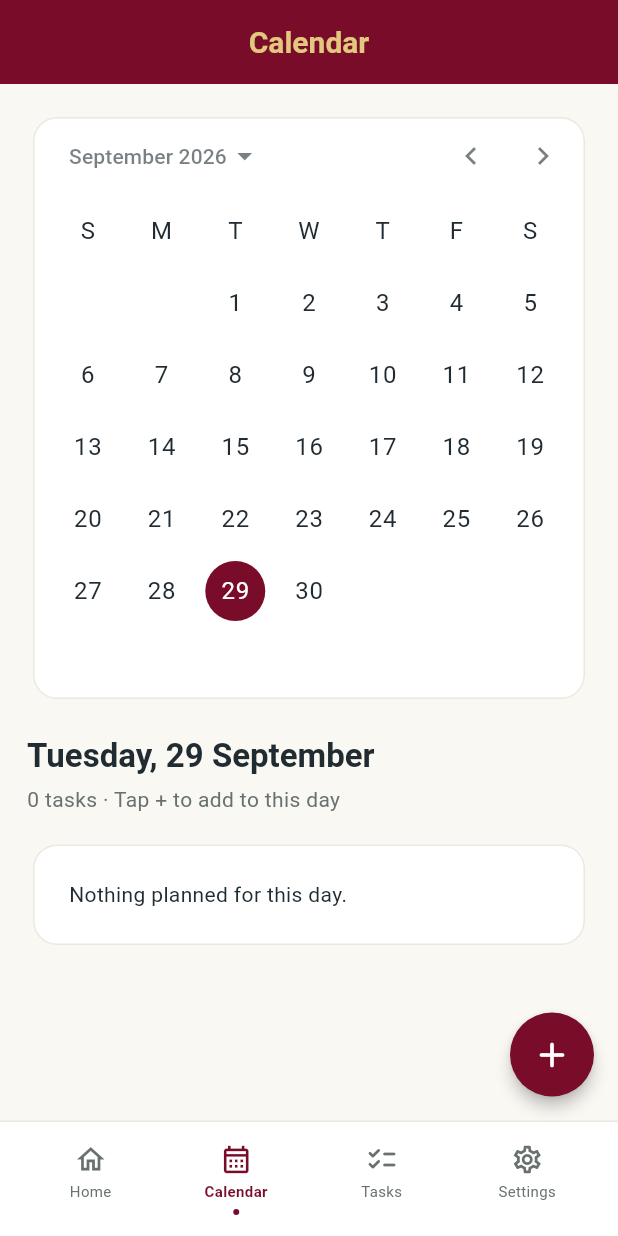
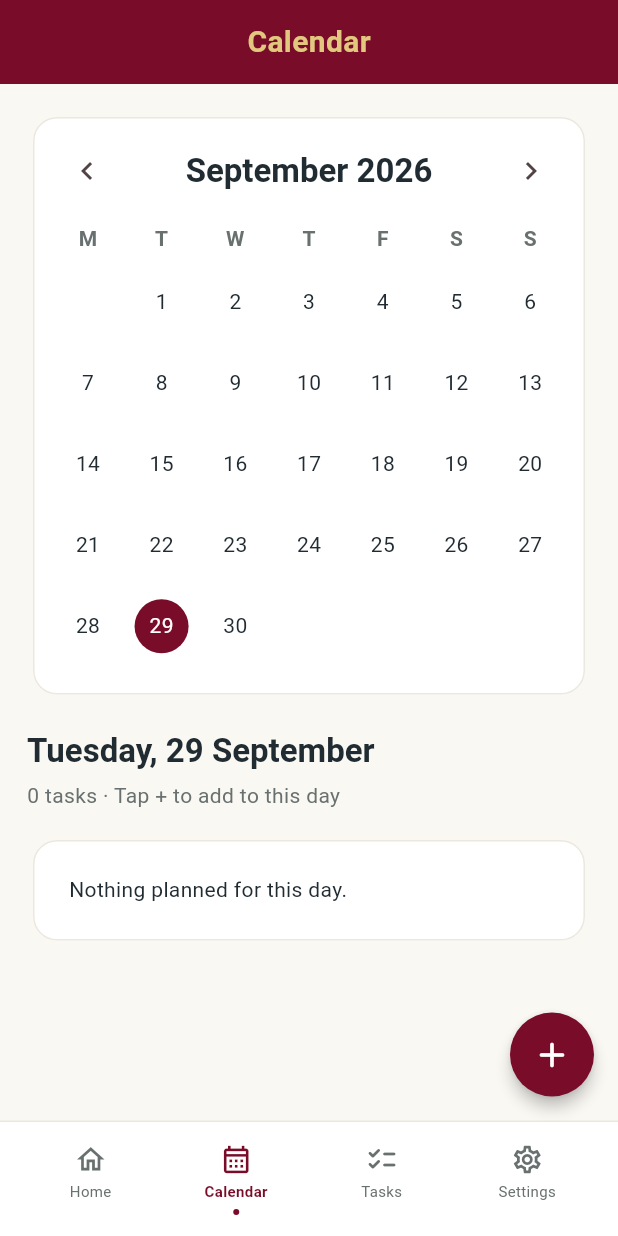
Before and after one commit to sureshaniyer-boop/ShanReminder, a Flutter app: the screen it shows after launch, swiped to page 2, on a phone screen of 412 x 824 dp. Run offline on Flutter 3.47's test engine with Material 3 defaults, Android fonts, the phone set to English and light mode, and no system bars; our stand-ins replace file_picker, flutter_local_notifications, flutter_timezone, google_sign_in, share_plus, shared_preferences and 1 more.

Commit message:
Fix swipe viewport, fixed home summary, and calendar task dots

```diff
--- a/lib/screens/home_screen.dart
+++ b/lib/screens/home_screen.dart
@@ -1,4 +1,5 @@
 import 'package:flutter/material.dart';
+import 'package:flutter/services.dart';
 import 'package:intl/intl.dart';
 
 import '../models/task.dart';
@@ -47,6 +48,7 @@ class _HomeScreenState extends State<HomeScreen> {
   int _index = 0;
   final PageController _pages = PageController();
   DateTime _selectedDate = DateUtils.dateOnly(DateTime.now());
+  DateTime _visibleMonth = DateTime(DateTime.now().year, DateTime.now().month);
 
   @override
   void dispose() {
@@ -69,8 +71,10 @@ class _HomeScreenState extends State<HomeScreen> {
   Widget build(BuildContext context) {
     final pages = [
       _dashboard(),
-      _calendar(),
-      _allTasks(),
+      _titledPage('Calendar', _calendar()),
+      _titledPage('Tasks', _allTasks()),
+      _titledPage(
+        'Settings',
         SettingsScreen(
           themeName: widget.themeName,
           preferenceSymbol: widget.preferenceSymbol,
@@ -83,25 +87,17 @@ class _HomeScreenState extends State<HomeScreen> {
           onPreferenceSymbolChanged: widget.onPreferenceSymbolChanged,
           onTitleChanged: widget.onTitleChanged,
         ),
+      ),
     ];
     final todayHasTasks = widget.tasks.any(
       (t) => _sameDay(t.dueAt, DateTime.now()),
     );
     return Scaffold(
-      appBar: _index == 0
-          ? null
-          : AppBar(
-              title: Text(['Home', 'Calendar', 'Tasks', 'Settings'][_index]),
-            ),
-      body: SafeArea(
-        top: _index != 0,
-        bottom: false,
-        child: PageView(
+      body: PageView(
         key: const ValueKey('main-pages'),
         controller: _pages,
         onPageChanged: (index) => setState(() => _index = index),
         children: pages,
-        ),
       ),
       floatingActionButton: _index == 3 || (_index == 0 && !todayHasTasks)
           ? null
@@ -113,6 +109,35 @@ class _HomeScreenState extends State<HomeScreen> {
       bottomNavigationBar: _navigation(),
     );
   }
+
+  Widget _titledPage(String title, Widget content) => Column(
+    children: [
+      AnnotatedRegion<SystemUiOverlayStyle>(
+        value: SystemUiOverlayStyle.light,
+        child: Container(
+          width: double.infinity,
+          color: Theme.of(context).colorScheme.primary,
+          child: SafeArea(
+            bottom: false,
+            child: SizedBox(
+              height: 56,
+              child: Center(
+                child: Text(
+                  title,
+                  style: const TextStyle(
+                    color: AppTheme.gold,
+                    fontSize: 20,
+                    fontWeight: FontWeight.bold,
+                  ),
+                ),
+              ),
+            ),
+          ),
+        ),
+      ),
+      Expanded(child: content),
+    ],
+  );
 
   Widget _navigation() {
     const labels = ['Home', 'Calendar', 'Tasks', 'Settings'];
@@ -197,8 +222,7 @@ class _HomeScreenState extends State<HomeScreen> {
         .where((t) => !t.completed && t.dueAt.isBefore(now))
         .length;
     final primary = Theme.of(context).colorScheme.primary;
-    return SingleChildScrollView(
-      child: Column(
+    return Column(
       children: [
         BrandHeader(
           themeName: widget.themeName,
@@ -206,14 +230,11 @@ class _HomeScreenState extends State<HomeScreen> {
           appTitle: widget.appTitle,
           onSettings: () => _goTo(3),
         ),
-          Transform.translate(
+        Padding(
+          padding: const EdgeInsets.fromLTRB(20, 0, 20, 0),
+          child: Transform.translate(
             offset: const Offset(0, -24),
-            child: Padding(
-              padding: const EdgeInsets.fromLTRB(20, 0, 20, 60),
-              child: Column(
-                crossAxisAlignment: CrossAxisAlignment.start,
-                children: [
-                  Container(
+            child: Container(
               padding: const EdgeInsets.all(20),
               decoration: BoxDecoration(
                 color: Colors.white,
@@ -275,27 +296,18 @@ class _HomeScreenState extends State<HomeScreen> {
                     builder: (context, constraints) {
                       final columns =
                           constraints.maxWidth < 280 ||
-                                    MediaQuery.textScalerOf(context).scale(12) >
-                                        16
+                              MediaQuery.textScalerOf(context).scale(12) > 16
                           ? 2
                           : 4;
                       final stats = [
                         _stat('Tasks', today.length, primary),
-                              _stat(
-                                'Completed',
-                                completed,
-                                const Color(0xFF397158),
-                              ),
+                        _stat('Completed', completed, const Color(0xFF397158)),
                         _stat(
                           'Pending',
                           today.length - completed,
                           const Color(0xFF966C22),
                         ),
-                              _stat(
-                                'Overdue',
-                                overdue,
-                                const Color(0xFFAE5060),
-                              ),
+                        _stat('Overdue', overdue, const Color(0xFFAE5060)),
                       ];
                       return Wrap(
                         spacing: 8,
@@ -304,8 +316,7 @@ class _HomeScreenState extends State<HomeScreen> {
                             .map(
                               (stat) => SizedBox(
                                 width:
-                                          (constraints.maxWidth -
-                                              8 * (columns - 1)) /
+                                    (constraints.maxWidth - 8 * (columns - 1)) /
                                     columns,
                                 child: stat,
                               ),
@@ -341,6 +352,13 @@ class _HomeScreenState extends State<HomeScreen> {
                 ],
               ),
             ),
+          ),
+        ),
+        Expanded(
+          child: ListView(
+            key: const PageStorageKey('today-tasks'),
+            padding: const EdgeInsets.fromLTRB(20, 0, 20, 100),
+            children: [
               const SizedBox(height: 24),
               Row(
                 children: [
@@ -425,9 +443,7 @@ class _HomeScreenState extends State<HomeScreen> {
             ],
           ),
         ),
-          ),
       ],
-      ),
     );
   }
 
@@ -550,19 +566,7 @@ class _HomeScreenState extends State<HomeScreen> {
     return ListView(
       padding: const EdgeInsets.fromLTRB(18, 18, 18, 100),
       children: [
-        Card(
-          child: ScrollConfiguration(
-            behavior: const MaterialScrollBehavior().copyWith(
-              physics: const NeverScrollableScrollPhysics(),
-            ),
-            child: CalendarDatePicker(
-              initialDate: _selectedDate,
-              firstDate: DateTime(2000),
-              lastDate: DateTime(2100, 12, 31),
-              onDateChanged: (date) => setState(() => _selectedDate = date),
-            ),
-          ),
-        ),
+        Card(child: _monthGrid()),
         const SizedBox(height: 20),
         Text(
           DateFormat('EEEE, d MMMM').format(_selectedDate),
@@ -591,6 +595,125 @@ class _HomeScreenState extends State<HomeScreen> {
             ),
           ),
       ],
+    );
+  }
+
+  Widget _monthGrid() {
+    final first = DateTime(_visibleMonth.year, _visibleMonth.month);
+    final start = first.weekday - 1; // Monday first.
+    final days = DateUtils.getDaysInMonth(first.year, first.month);
+    final primary = Theme.of(context).colorScheme.primary;
+    final scheduled = widget.tasks
+        .map((t) => DateUtils.dateOnly(t.dueAt.toLocal()))
+        .toSet();
+    return Padding(
+      padding: const EdgeInsets.fromLTRB(12, 12, 12, 16),
+      child: Column(
+        children: [
+          Row(
+            children: [
+              IconButton(
+                tooltip: 'Previous month',
+                icon: const Icon(Icons.chevron_left),
+                onPressed: () => setState(
+                  () => _visibleMonth = DateTime(first.year, first.month - 1),
+                ),
+              ),
+              Expanded(
+                child: Text(
+                  DateFormat('MMMM yyyy').format(first),
+                  textAlign: TextAlign.center,
+                  style: Theme.of(context).textTheme.titleLarge
+                      ?.copyWith(fontWeight: FontWeight.bold),
+                ),
+              ),
+              IconButton(
+                tooltip: 'Next month',
+                icon: const Icon(Icons.chevron_right),
+                onPressed: () => setState(
+                  () => _visibleMonth = DateTime(first.year, first.month + 1),
+                ),
+              ),
+            ],
+          ),
+          const SizedBox(height: 12),
+          Row(
+            children: ['M', 'T', 'W', 'T', 'F', 'S', 'S']
+                .map(
+                  (day) => Expanded(
+                    child: Center(
+                      child: Text(
+                        day,
+                        style: const TextStyle(
+                          color: AppTheme.muted,
+                          fontWeight: FontWeight.bold,
+                        ),
+                      ),
+                    ),
+                  ),
+                )
+                .toList(),
+          ),
+          const SizedBox(height: 8),
+          ...List.generate(
+            ((start + days) / 7).ceil(),
+            (week) => Row(
+              children: List.generate(7, (weekday) {
+                final day = week * 7 + weekday - start + 1;
+                if (day < 1 || day > days)
+                  return const Expanded(child: SizedBox(height: 54));
+                final date = DateTime(first.year, first.month, day);
+                final selected = _sameDay(date, _selectedDate);
+                final hasTasks = scheduled.contains(date);
+                return Expanded(
+                  child: Semantics(
+                    label:
+                        '${DateFormat('d MMMM yyyy').format(date)}${hasTasks ? ', has tasks' : ''}',
+                    button: true,
+                    child: InkWell(
+                      onTap: () => setState(() => _selectedDate = date),
+                      child: SizedBox(
+                        height: 54,
+                        child: Column(
+                          mainAxisAlignment: MainAxisAlignment.center,
+                          children: [
+                            Container(
+                              width: 36,
+                              height: 36,
+                              alignment: Alignment.center,
+                              decoration: BoxDecoration(
+                                color: selected ? primary : Colors.transparent,
+                                shape: BoxShape.circle,
+                              ),
+                              child: Text(
+                                '$day',
+                                style: TextStyle(
+                                  color: selected ? Colors.white : AppTheme.ink,
+                                ),
+                              ),
+                            ),
+                            Container(
+                              key: ValueKey(
+                                'calendar-dot-${date.year}-${date.month}-${date.day}',
+                              ),
+                              width: 5,
+                              height: 5,
+                              decoration: BoxDecoration(
+                                color: hasTasks ? primary : Colors.transparent,
+                                shape: BoxShape.circle,
+                              ),
+                            ),
+                          ],
+                        ),
+                      ),
+                    ),
+                  ),
+                );
+              }),
+            ),
+          ),
+        ],
+      ),
     );
   }
 
```
Lines whose indentation alone changed are shown as unchanged.
